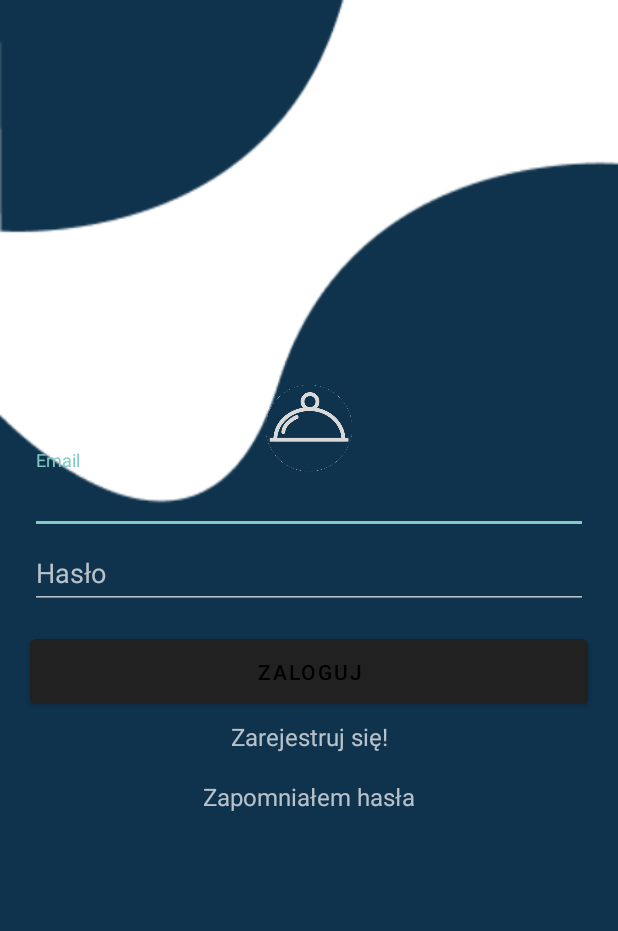
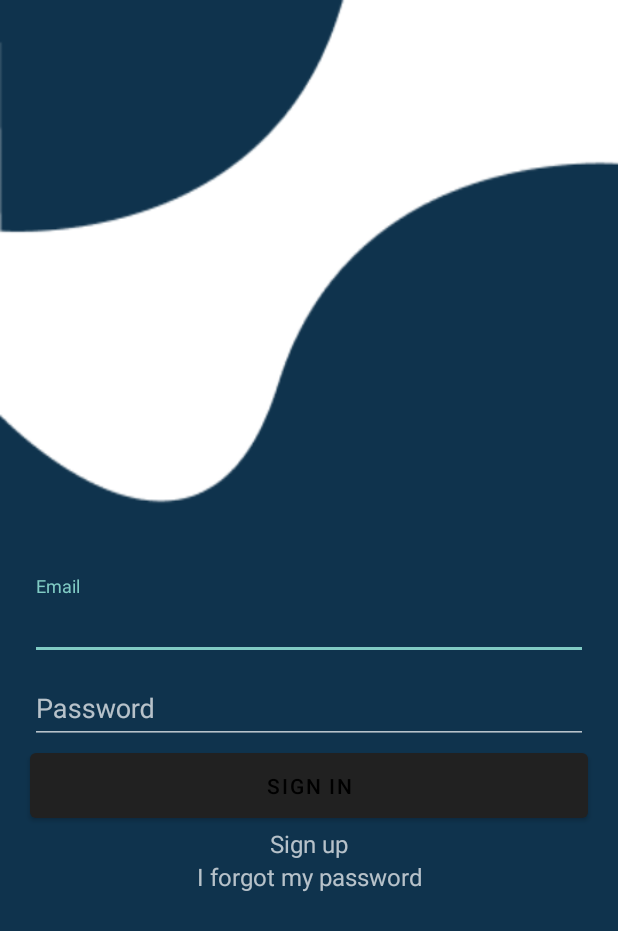
Before and after one commit to MealkyTeam/Mealky, an Android app: the layout login_activity.xml on its own in the app's theme, with its tools: preview values and no code run, on a phone screen of 412 x 824 dp. Shown: the top 931 px of the screen. Run offline under Robolectric (Android 15) with nearby library versions, the phone set to English and light mode, and no system bars.

Commit message:
corrected implementation

```diff
--- a/app/src/main/res/layout/login_activity.xml
+++ b/app/src/main/res/layout/login_activity.xml
@@ -1,71 +1,69 @@
 <?xml version="1.0" encoding="utf-8"?>
 <RelativeLayout xmlns:android="http://schemas.android.com/apk/res/android"
-    android:layout_width="fill_parent"
-    android:layout_height="fill_parent"
+    android:layout_width="match_parent"
+    android:layout_height="match_parent"
     android:fitsSystemWindows="true"
     android:background="@drawable/background">
 
-        <ImageView android:src="@drawable/logo"
-            android:layout_width="wrap_content"
-            android:layout_height="72dp"
-            android:layout_marginTop="250dp"
-            android:layout_marginRight="20dp"
-            android:layout_marginLeft="20dp"/>
-
         <com.google.android.material.textfield.TextInputLayout
+            android:id="@+id/email_login"
             android:layout_width="match_parent"
             android:layout_height="wrap_content"
-            android:layout_marginTop="300dp"
+            android:layout_centerHorizontal="true"
+            android:layout_centerVertical="true"
             android:layout_marginRight="20dp"
             android:layout_marginLeft="20dp">
-            <EditText android:id="@+id/input_email"
+
+            <EditText
+                android:id="@+id/input_email"
                 android:layout_width="match_parent"
                 android:layout_height="wrap_content"
-                android:inputType="textEmailAddress"
-                android:hint="Email" />
+                android:hint="@string/email"
+                android:inputType="textEmailAddress" />
         </com.google.android.material.textfield.TextInputLayout>
 
         <com.google.android.material.textfield.TextInputLayout
+            android:id="@+id/password_login"
             android:layout_width="match_parent"
             android:layout_height="wrap_content"
-            android:layout_marginTop="350dp"
+            android:layout_below="@id/email_login"
             android:layout_marginRight="20dp"
             android:layout_marginLeft="20dp">
             <EditText android:id="@+id/input_password"
                 android:layout_width="match_parent"
                 android:layout_height="wrap_content"
                 android:inputType="textPassword"
-                android:hint="Hasło"/>
+                android:hint="@string/password"/>
         </com.google.android.material.textfield.TextInputLayout>
 
         <com.google.android.material.button.MaterialButton
             android:id="@+id/btn_login"
-            android:layout_width="fill_parent"
+            android:layout_width="match_parent"
             android:layout_height="wrap_content"
-            android:layout_marginTop="420dp"
+            android:layout_below="@id/password_login"
             android:layout_marginRight="20dp"
             android:layout_marginLeft="20dp"
             android:padding="12dp"
-            android:text="Zaloguj"/>
+            android:text="@string/login"/>
 
         <TextView android:id="@+id/link_signup"
-            android:layout_width="fill_parent"
+            android:layout_width="match_parent"
             android:layout_height="wrap_content"
-            android:layout_marginTop="480dp"
+            android:layout_below="@id/btn_login"
             android:layout_marginRight="20dp"
             android:layout_marginLeft="20dp"
-            android:text="Zarejestruj się!"
+            android:text="@string/register"
             android:gravity="center"
-            android:textSize="16dip"/>
+            android:textSize="16sp"/>
 
         <TextView android:id="@+id/link_forget_password"
-            android:layout_width="fill_parent"
+            android:layout_width="match_parent"
             android:layout_height="wrap_content"
-            android:layout_marginTop="520dp"
+            android:layout_below="@id/link_signup"
             android:layout_marginRight="20dp"
             android:layout_marginLeft="20dp"
-            android:text="Zapomniałem hasła"
+            android:text="@string/forget_pass"
             android:gravity="center"
-            android:textSize="16dip"/>
+            android:textSize="16sp"/>
 
     </RelativeLayout>
--- a/app/src/main/res/layout/meals_fragment.xml
+++ b/app/src/main/res/layout/meals_fragment.xml
@@ -2,6 +2,7 @@
 <RelativeLayout xmlns:android="http://schemas.android.com/apk/res/android"
     xmlns:app="http://schemas.android.com/apk/res-auto"
     xmlns:tools="http://schemas.android.com/tools"
+    android:id="@+id/mealsFrameLayout"
     android:layout_width="match_parent"
     android:layout_height="match_parent">
 
@@ -11,9 +12,7 @@
         android:layout_width="match_parent"
         android:layout_height="wrap_content"
         android:minHeight="?attr/actionBarSize"
-        android:background="@color/bar"
-        local:theme="@style/ThemeOverlay.AppCompat.Dark.ActionBar"
-        local:popupTheme="@style/ThemeOverlay.AppCompat.Light" >
+        android:background="@color/bar">
 
         <EditText
             android:id="@+id/searchEditText"
--- a/app/src/main/res/values/colors.xml
+++ b/app/src/main/res/values/colors.xml
@@ -5,5 +5,4 @@
     <color name="colorAccent">#FF4081</color>
     <color name="bar">#0F334D</color>
     <color name="barItems">#9EACB4</color>
-    <color name="white">#FFFFFF</color>
 </resources>
--- a/app/src/main/res/values/strings.xml
+++ b/app/src/main/res/values/strings.xml
@@ -10,4 +10,11 @@
     <string name="dislike">dislike</string>
     <string name="version">Version %s</string>
     <string name="about_version">About version</string>
+    <string name="register">Sign up</string>
+    <string name="login">Sign in</string>
+    <string name="email">Email</string>
+    <string name="password">Password</string>
+    <string name="forget_pass">I forgot my password</string>
+    <string name="nickname">Login</string>
+    <string name="account">Registered already? Sign in!</string>
 </resources>
```
Also changed, not shown: app/src/main/res/layout/register_activity.xml (+19 -15 lines).
